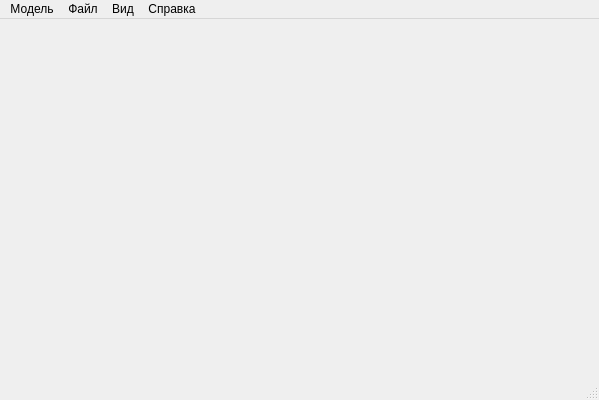
Above: PneumocylinderConfigurator/MainWindow.ui from maxchistt/PneumocylinderConfigurator before the change. Below: the same form after it.
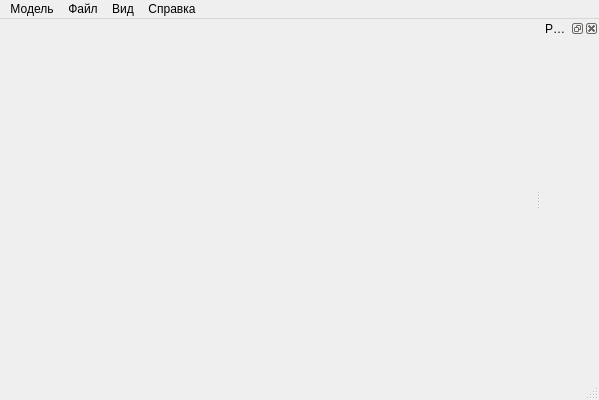
That is the form after the change. Icons and pictures are not drawn.

Commit message: params dockwidget and some optimisation

```diff
--- a/PneumocylinderConfigurator/MainWindow.ui
+++ b/PneumocylinderConfigurator/MainWindow.ui
@@ -17,25 +17,7 @@
    <iconset resource="MainWindow.qrc">
     <normaloff>:/mainwindow/res/crystal.ico</normaloff>:/mainwindow/res/crystal.ico</iconset>
   </property>
-  <widget class="QWidget" name="centralWidget">
-   <layout class="QHBoxLayout" name="horizontalLayout">
-    <property name="spacing">
-     <number>0</number>
-    </property>
-    <property name="leftMargin">
-     <number>0</number>
-    </property>
-    <property name="topMargin">
-     <number>0</number>
-    </property>
-    <property name="rightMargin">
-     <number>0</number>
-    </property>
-    <property name="bottomMargin">
-     <number>0</number>
-    </property>
-   </layout>
-  </widget>
+  <widget class="QWidget" name="centralWidget"/>
   <widget class="QMenuBar" name="menuBar">
    <property name="geometry">
     <rect>
@@ -79,6 +61,15 @@
    <addaction name="menu_3"/>
   </widget>
   <widget class="QStatusBar" name="statusBar"/>
+  <widget class="QDockWidget" name="dockWidget_params">
+   <property name="windowTitle">
+    <string>Parameters</string>
+   </property>
+   <attribute name="dockWidgetArea">
+    <number>2</number>
+   </attribute>
+   <widget class="QWidget" name="dockWidgetContents_params"/>
+  </widget>
   <action name="action_build_pneumocyl">
    <property name="text">
     <string>Построить</string>
```
The commit also changes 2 other files.
